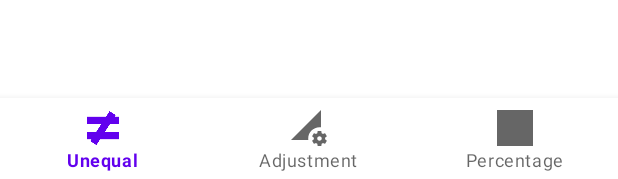
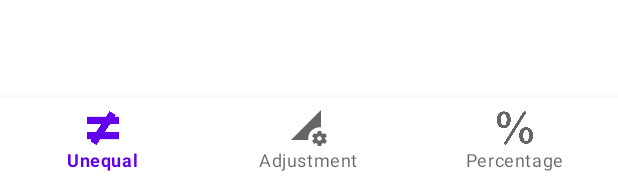
Before and after one commit to kuhc/Assignment, an Android app: the layout activity_split.xml on its own in the app's theme, with its tools: preview values and no code run, on a phone screen of 412 x 824 dp. Shown: the part 1054-1233 px from the top of the screen. Run offline under Robolectric (Android 15) with nearby library versions, the phone set to English and light mode, and no system bars.

```diff
--- a/app/src/main/java/com/utar/assignment/Util/SplitCalHelper.java
+++ b/app/src/main/java/com/utar/assignment/Util/SplitCalHelper.java
@@ -171,7 +171,9 @@ public class SplitCalHelper {
             }
         });
 
+    }
 
+    public void clear_bill(String owner_id, String payer_id,double amount){
 
     }
 
--- a/app/src/main/res/menu/split_menu.xml
+++ b/app/src/main/res/menu/split_menu.xml
@@ -12,6 +12,6 @@
 
     <item
         android:id="@+id/split_percentage"
-        android:icon="@drawable/ic_percentage_background"
+        android:icon="@drawable/percentage"
         android:title="Percentage" />
 </menu>
```
Also changed, not shown: app/src/main/res/drawable-v24/percentage.png (added).
